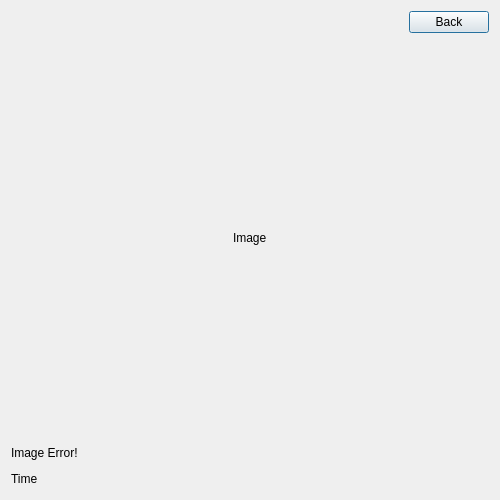
The window that viewimagedialog.ui (hassan-kandil/DistImage) describes before a commit, drawn with Qt 5.
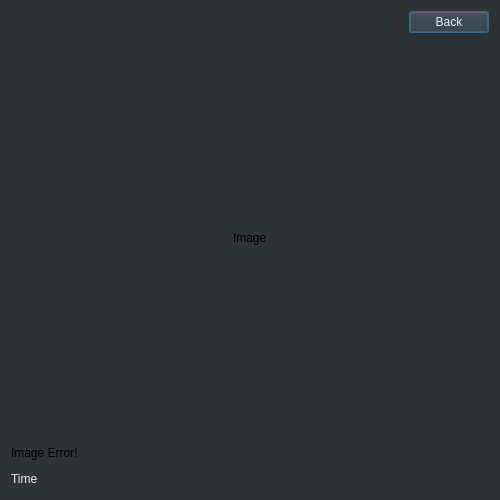
The same window after the commit.

What changed in the file:
```diff
--- a/viewimagedialog.ui
+++ b/viewimagedialog.ui
@@ -13,6 +13,10 @@
   <property name="windowTitle">
    <string>DistImage</string>
   </property>
+  <property name="styleSheet">
+   <string notr="true">background-color: rgb(46, 52, 54)
+</string>
+  </property>
   <layout class="QVBoxLayout" name="verticalLayout_2">
    <item>
     <layout class="QHBoxLayout" name="horizontalLayout_2">
@@ -31,6 +35,9 @@
      </item>
      <item>
       <widget class="QPushButton" name="push_back">
+       <property name="styleSheet">
+        <string notr="true">color: rgb(238, 238, 236)</string>
+       </property>
        <property name="text">
         <string>Back</string>
        </property>
@@ -133,6 +140,9 @@
     <layout class="QHBoxLayout" name="horizontalLayout_7">
      <item>
       <widget class="QLabel" name="lbl_time">
+       <property name="styleSheet">
+        <string notr="true">color: rgb(238, 238, 236)</string>
+       </property>
        <property name="text">
         <string>Time</string>
        </property>
```
